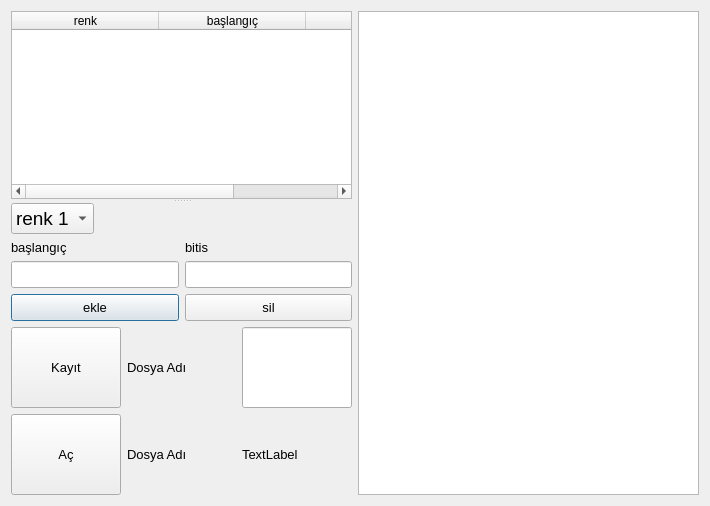
The window that vpRecete.ui (mbasaran77/my_pro001) describes before a commit, drawn with Qt 5.
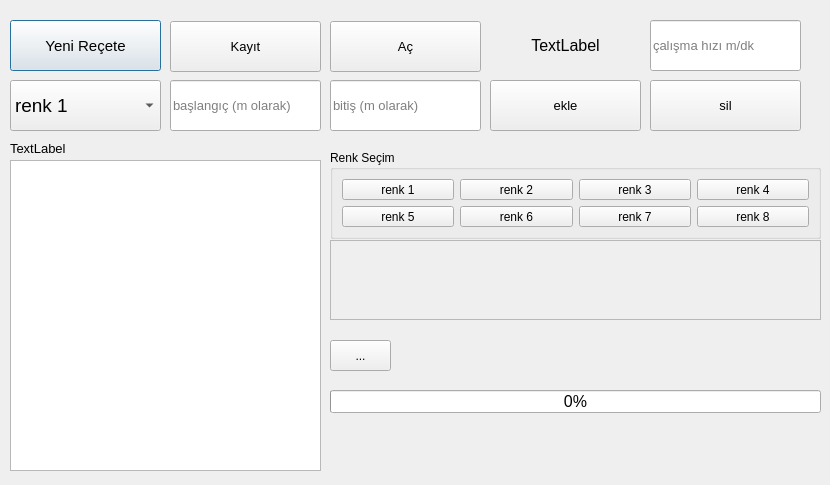
The same window after the commit.

Patch:
```diff
--- a/vpRecete.ui
+++ b/vpRecete.ui
@@ -6,50 +6,61 @@
    <rect>
     <x>0</x>
     <y>0</y>
-    <width>710</width>
-    <height>506</height>
+    <width>830</width>
+    <height>485</height>
    </rect>
   </property>
   <property name="windowTitle">
    <string>Dialog</string>
   </property>
-  <layout class="QHBoxLayout" name="horizontalLayout_6">
-   <item>
-    <layout class="QHBoxLayout" name="horizontalLayout_3">
-     <item>
-      <layout class="QVBoxLayout" name="verticalLayout_3">
-       <item>
-        <widget class="QSplitter" name="splitter_3">
-         <property name="orientation">
-          <enum>Qt::Vertical</enum>
-         </property>
-         <widget class="QTableWidget" name="tableWidget">
-          <property name="columnCount">
-           <number>3</number>
-          </property>
-          <attribute name="horizontalHeaderDefaultSectionSize">
-           <number>147</number>
-          </attribute>
-          <column>
-           <property name="text">
-            <string>renk</string>
-           </property>
-          </column>
-          <column>
+  <widget class="QPushButton" name="btnYeniRecete">
+   <property name="geometry">
+    <rect>
+     <x>10</x>
+     <y>20</y>
+     <width>151</width>
+     <height>51</height>
+    </rect>
+   </property>
+   <property name="sizePolicy">
+    <sizepolicy hsizetype="Expanding" vsizetype="Expanding">
+     <horstretch>0</horstretch>
+     <verstretch>0</verstretch>
+    </sizepolicy>
+   </property>
+   <property name="font">
+    <font>
+     <pointsize>11</pointsize>
+    </font>
+   </property>
            <property name="text">
-            <string>başlangıç</string>
-           </property>
-          </column>
-          <column>
-           <property name="text">
-            <string>bitiş</string>
-           </property>
-          </column>
-         </widget>
-         <widget class="QWidget" name="layoutWidget">
-          <layout class="QHBoxLayout" name="horizontalLayout_4">
-           <item>
+    <string>Yeni Reçete</string>
+   </property>
+  </widget>
+  <widget class="QListWidget" name="list1">
+   <property name="geometry">
+    <rect>
+     <x>10</x>
+     <y>160</y>
+     <width>311</width>
+     <height>311</height>
+    </rect>
+   </property>
+   <property name="font">
+    <font>
+     <pointsize>12</pointsize>
+    </font>
+   </property>
+  </widget>
             <widget class="QComboBox" name="comboBox">
+   <property name="geometry">
+    <rect>
+     <x>10</x>
+     <y>80</y>
+     <width>151</width>
+     <height>51</height>
+    </rect>
+   </property>
              <property name="sizePolicy">
               <sizepolicy hsizetype="Preferred" vsizetype="Preferred">
                <horstretch>0</horstretch>
@@ -102,44 +113,39 @@
               </property>
              </item>
             </widget>
-           </item>
-           <item>
-            <spacer name="horizontalSpacer_3">
-             <property name="orientation">
-              <enum>Qt::Horizontal</enum>
-             </property>
-             <property name="sizeHint" stdset="0">
-              <size>
-               <width>68</width>
-               <height>20</height>
-              </size>
-             </property>
-            </spacer>
-           </item>
-          </layout>
-         </widget>
-        </widget>
-       </item>
-       <item>
-        <layout class="QHBoxLayout" name="horizontalLayout">
-         <item>
-          <layout class="QVBoxLayout" name="verticalLayout_2">
-           <item>
-            <widget class="QLabel" name="label">
+  <widget class="QPushButton" name="btnAc">
+   <property name="geometry">
+    <rect>
+     <x>330</x>
+     <y>21</y>
+     <width>151</width>
+     <height>51</height>
+    </rect>
+   </property>
+   <property name="sizePolicy">
+    <sizepolicy hsizetype="Expanding" vsizetype="Expanding">
+     <horstretch>0</horstretch>
+     <verstretch>0</verstretch>
+    </sizepolicy>
+   </property>
              <property name="font">
               <font>
                <pointsize>10</pointsize>
-               <weight>50</weight>
-               <bold>false</bold>
               </font>
              </property>
              <property name="text">
-              <string>başlangıç</string>
-             </property>
-            </widget>
-           </item>
-           <item>
-            <widget class="QLineEdit" name="lineEditBas">
+    <string>Aç</string>
+   </property>
+  </widget>
+  <widget class="QLabel" name="lblDosya">
+   <property name="geometry">
+    <rect>
+     <x>10</x>
+     <y>140</y>
+     <width>311</width>
+     <height>16</height>
+    </rect>
+   </property>
              <property name="sizePolicy">
               <sizepolicy hsizetype="Expanding" vsizetype="Expanding">
                <horstretch>0</horstretch>
@@ -151,13 +157,19 @@
                <pointsize>10</pointsize>
               </font>
              </property>
-             <property name="inputMethodHints">
-              <set>Qt::ImhPreferNumbers</set>
-             </property>
-            </widget>
-           </item>
-           <item>
-            <widget class="QPushButton" name="btnEkle">
+   <property name="text">
+    <string>TextLabel</string>
+   </property>
+  </widget>
+  <widget class="QPushButton" name="btnKayit">
+   <property name="geometry">
+    <rect>
+     <x>170</x>
+     <y>21</y>
+     <width>151</width>
+     <height>51</height>
+    </rect>
+   </property>
              <property name="sizePolicy">
               <sizepolicy hsizetype="Expanding" vsizetype="Expanding">
                <horstretch>0</horstretch>
@@ -170,28 +182,18 @@
               </font>
              </property>
              <property name="text">
-              <string>ekle</string>
-             </property>
-            </widget>
-           </item>
-          </layout>
-         </item>
-         <item>
-          <layout class="QVBoxLayout" name="verticalLayout">
-           <item>
-            <widget class="QLabel" name="label_2">
-             <property name="font">
-              <font>
-               <pointsize>10</pointsize>
-              </font>
-             </property>
-             <property name="text">
-              <string>bitis</string>
-             </property>
-            </widget>
-           </item>
-           <item>
+    <string>Kayıt</string>
+   </property>
+  </widget>
             <widget class="QLineEdit" name="lineEditSon">
+   <property name="geometry">
+    <rect>
+     <x>330</x>
+     <y>80</y>
+     <width>151</width>
+     <height>51</height>
+    </rect>
+   </property>
              <property name="sizePolicy">
               <sizepolicy hsizetype="Expanding" vsizetype="Expanding">
                <horstretch>0</horstretch>
@@ -209,10 +211,19 @@
              <property name="inputMask">
               <string notr="true"/>
              </property>
-            </widget>
-           </item>
-           <item>
+   <property name="placeholderText">
+    <string>bitiş (m olarak)</string>
+   </property>
+  </widget>
             <widget class="QPushButton" name="btnSil">
+   <property name="geometry">
+    <rect>
+     <x>650</x>
+     <y>80</y>
+     <width>151</width>
+     <height>51</height>
+    </rect>
+   </property>
              <property name="sizePolicy">
               <sizepolicy hsizetype="Expanding" vsizetype="Expanding">
                <horstretch>0</horstretch>
@@ -228,133 +239,259 @@
               <string>sil</string>
              </property>
             </widget>
-           </item>
-          </layout>
+  <widget class="QPushButton" name="btnEkle">
+   <property name="geometry">
+    <rect>
+     <x>490</x>
+     <y>80</y>
+     <width>151</width>
+     <height>51</height>
+    </rect>
+   </property>
+   <property name="sizePolicy">
+    <sizepolicy hsizetype="Expanding" vsizetype="Expanding">
+     <horstretch>0</horstretch>
+     <verstretch>0</verstretch>
+    </sizepolicy>
+   </property>
+   <property name="font">
+    <font>
+     <pointsize>10</pointsize>
+    </font>
+   </property>
+   <property name="text">
+    <string>ekle</string>
+   </property>
+  </widget>
+  <widget class="QLineEdit" name="lineEditBas">
+   <property name="geometry">
+    <rect>
+     <x>170</x>
+     <y>80</y>
+     <width>151</width>
+     <height>51</height>
+    </rect>
+   </property>
+   <property name="sizePolicy">
+    <sizepolicy hsizetype="Expanding" vsizetype="Expanding">
+     <horstretch>0</horstretch>
+     <verstretch>0</verstretch>
+    </sizepolicy>
+   </property>
+   <property name="font">
+    <font>
+     <pointsize>10</pointsize>
+    </font>
+   </property>
+   <property name="inputMethodHints">
+    <set>Qt::ImhPreferNumbers</set>
+   </property>
+   <property name="placeholderText">
+    <string extracomment="metre">başlangıç (m olarak)</string>
+   </property>
+  </widget>
+  <widget class="QGroupBox" name="grpBoxColor">
+   <property name="geometry">
+    <rect>
+     <x>330</x>
+     <y>150</y>
+     <width>491</width>
+     <height>89</height>
+    </rect>
+   </property>
+   <property name="title">
+    <string>Renk Seçim</string>
+   </property>
+   <layout class="QVBoxLayout" name="verticalLayout">
+    <item>
+     <layout class="QHBoxLayout" name="horizontalLayout">
+      <item>
+       <widget class="QPushButton" name="btnRenk_1">
+        <property name="text">
+         <string>renk 1</string>
+        </property>
+       </widget>
+      </item>
+      <item>
+       <widget class="QPushButton" name="btnRenk_2">
+        <property name="text">
+         <string>renk 2</string>
+        </property>
+       </widget>
+      </item>
+      <item>
+       <widget class="QPushButton" name="btnRenk_3">
+        <property name="text">
+         <string>renk 3</string>
+        </property>
+       </widget>
+      </item>
+      <item>
+       <widget class="QPushButton" name="btnRenk_4">
+        <property name="text">
+         <string>renk 4</string>
+        </property>
+       </widget>
          </item>
         </layout>
        </item>
        <item>
         <layout class="QHBoxLayout" name="horizontalLayout_2">
          <item>
-          <widget class="QPushButton" name="btnKayit">
-           <property name="sizePolicy">
-            <sizepolicy hsizetype="Expanding" vsizetype="Expanding">
-             <horstretch>0</horstretch>
-             <verstretch>0</verstretch>
-            </sizepolicy>
-           </property>
-           <property name="font">
-            <font>
-             <pointsize>10</pointsize>
-            </font>
-           </property>
+       <widget class="QPushButton" name="btnRenk_5">
            <property name="text">
-            <string>Kayıt</string>
+         <string>renk 5</string>
            </property>
           </widget>
          </item>
          <item>
-          <widget class="QLabel" name="label_3">
-           <property name="sizePolicy">
-            <sizepolicy hsizetype="Expanding" vsizetype="Expanding">
-             <horstretch>0</horstretch>
-             <verstretch>0</verstretch>
-            </sizepolicy>
-           </property>
-           <property name="font">
-            <font>
-             <pointsize>10</pointsize>
-            </font>
-           </property>
+       <widget class="QPushButton" name="btnRenk_6">
+        <property name="text">
+         <string>renk 6</string>
+        </property>
+       </widget>
+      </item>
+      <item>
+       <widget class="QPushButton" name="btnRenk_7">
            <property name="text">
-            <string>Dosya Adı</string>
+         <string>renk 7</string>
            </property>
           </widget>
          </item>
          <item>
-          <widget class="QLineEdit" name="lineEdit_3">
-           <property name="sizePolicy">
-            <sizepolicy hsizetype="Expanding" vsizetype="Expanding">
-             <horstretch>0</horstretch>
-             <verstretch>0</verstretch>
-            </sizepolicy>
+       <widget class="QPushButton" name="btnRenk_8">
+        <property name="text">
+         <string>renk 8</string>
            </property>
           </widget>
          </item>
         </layout>
        </item>
-       <item>
-        <layout class="QHBoxLayout" name="horizontalLayout_5">
-         <item>
-          <widget class="QPushButton" name="btnAc">
-           <property name="sizePolicy">
-            <sizepolicy hsizetype="Expanding" vsizetype="Expanding">
-             <horstretch>0</horstretch>
-             <verstretch>0</verstretch>
-            </sizepolicy>
-           </property>
-           <property name="font">
-            <font>
-             <pointsize>10</pointsize>
-            </font>
-           </property>
-           <property name="text">
-            <string>Aç</string>
-           </property>
-          </widget>
-         </item>
-         <item>
-          <widget class="QLabel" name="label_4">
-           <property name="sizePolicy">
-            <sizepolicy hsizetype="Expanding" vsizetype="Expanding">
-             <horstretch>0</horstretch>
-             <verstretch>0</verstretch>
-            </sizepolicy>
+   </layout>
+  </widget>
+  <widget class="QFrame" name="frameColor">
+   <property name="geometry">
+    <rect>
+     <x>330</x>
+     <y>240</y>
+     <width>491</width>
+     <height>80</height>
+    </rect>
+   </property>
+   <property name="frameShape">
+    <enum>QFrame::StyledPanel</enum>
+   </property>
+   <property name="frameShadow">
+    <enum>QFrame::Raised</enum>
+   </property>
+  </widget>
+  <widget class="QLabel" name="lblMaksBaskiUz">
+   <property name="geometry">
+    <rect>
+     <x>510</x>
+     <y>30</y>
+     <width>111</width>
+     <height>31</height>
+    </rect>
            </property>
            <property name="font">
             <font>
-             <pointsize>10</pointsize>
-            </font>
-           </property>
-           <property name="text">
-            <string>Dosya Adı</string>
-           </property>
-          </widget>
-         </item>
-         <item>
-          <widget class="QLabel" name="lblDosya">
-           <property name="sizePolicy">
-            <sizepolicy hsizetype="Expanding" vsizetype="Expanding">
-             <horstretch>0</horstretch>
-             <verstretch>0</verstretch>
-            </sizepolicy>
-           </property>
-           <property name="font">
-            <font>
-             <pointsize>10</pointsize>
-            </font>
+     <pointsize>12</pointsize>
+     <weight>50</weight>
+     <italic>false</italic>
+     <bold>false</bold>
+     <underline>false</underline>
+    </font>
+   </property>
+   <property name="frameShape">
+    <enum>QFrame::NoFrame</enum>
+   </property>
+   <property name="frameShadow">
+    <enum>QFrame::Raised</enum>
+   </property>
+   <property name="lineWidth">
+    <number>2</number>
            </property>
            <property name="text">
             <string>TextLabel</string>
            </property>
-          </widget>
-         </item>
-        </layout>
-       </item>
-      </layout>
-     </item>
-     <item>
-      <widget class="QListWidget" name="list1">
+   <property name="textFormat">
+    <enum>Qt::RichText</enum>
+   </property>
+   <property name="alignment">
+    <set>Qt::AlignCenter</set>
+   </property>
+   <property name="wordWrap">
+    <bool>false</bool>
+   </property>
+   <property name="margin">
+    <number>1</number>
+   </property>
+   <property name="indent">
+    <number>5</number>
+   </property>
+  </widget>
+  <widget class="QLineEdit" name="lineEditCalismaHiz">
+   <property name="geometry">
+    <rect>
+     <x>650</x>
+     <y>20</y>
+     <width>151</width>
+     <height>51</height>
+    </rect>
+   </property>
+   <property name="sizePolicy">
+    <sizepolicy hsizetype="Expanding" vsizetype="Expanding">
+     <horstretch>0</horstretch>
+     <verstretch>0</verstretch>
+    </sizepolicy>
+   </property>
+   <property name="font">
+    <font>
+     <pointsize>10</pointsize>
+    </font>
+   </property>
+   <property name="inputMethodHints">
+    <set>Qt::ImhNone</set>
+   </property>
+   <property name="inputMask">
+    <string notr="true"/>
+   </property>
+   <property name="placeholderText">
+    <string>çalışma hızı m/dk</string>
+   </property>
+  </widget>
+  <widget class="QToolButton" name="tBtnRecipeSend">
+   <property name="geometry">
+    <rect>
+     <x>330</x>
+     <y>340</y>
+     <width>61</width>
+     <height>31</height>
+    </rect>
+   </property>
+   <property name="text">
+    <string>...</string>
+   </property>
+  </widget>
+  <widget class="QProgressBar" name="prgBarRec">
+   <property name="geometry">
+    <rect>
+     <x>330</x>
+     <y>390</y>
+     <width>491</width>
+     <height>23</height>
+    </rect>
+   </property>
        <property name="font">
         <font>
          <pointsize>12</pointsize>
         </font>
        </property>
-      </widget>
-     </item>
-    </layout>
-   </item>
-  </layout>
+   <property name="value">
+    <number>0</number>
+   </property>
+  </widget>
  </widget>
  <tabstops>
   <tabstop>comboBox</tabstop>
```
Left out of the diff: 6 changed lines with no effect on the pictures. Lines whose indentation alone changed are shown as unchanged.
